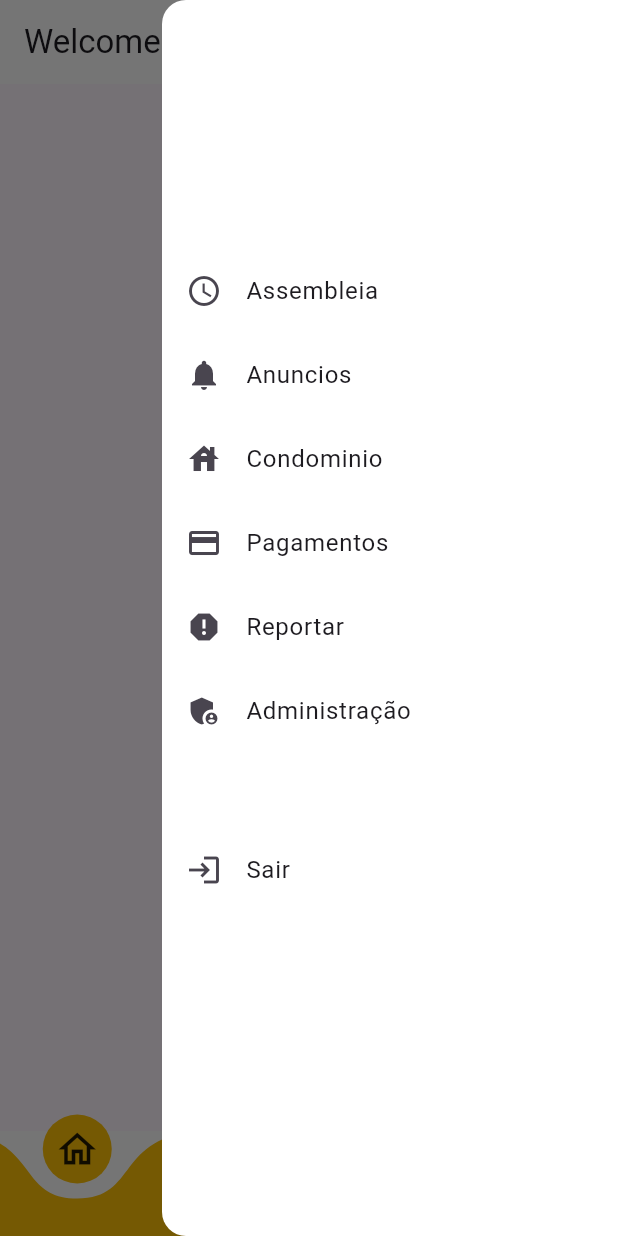
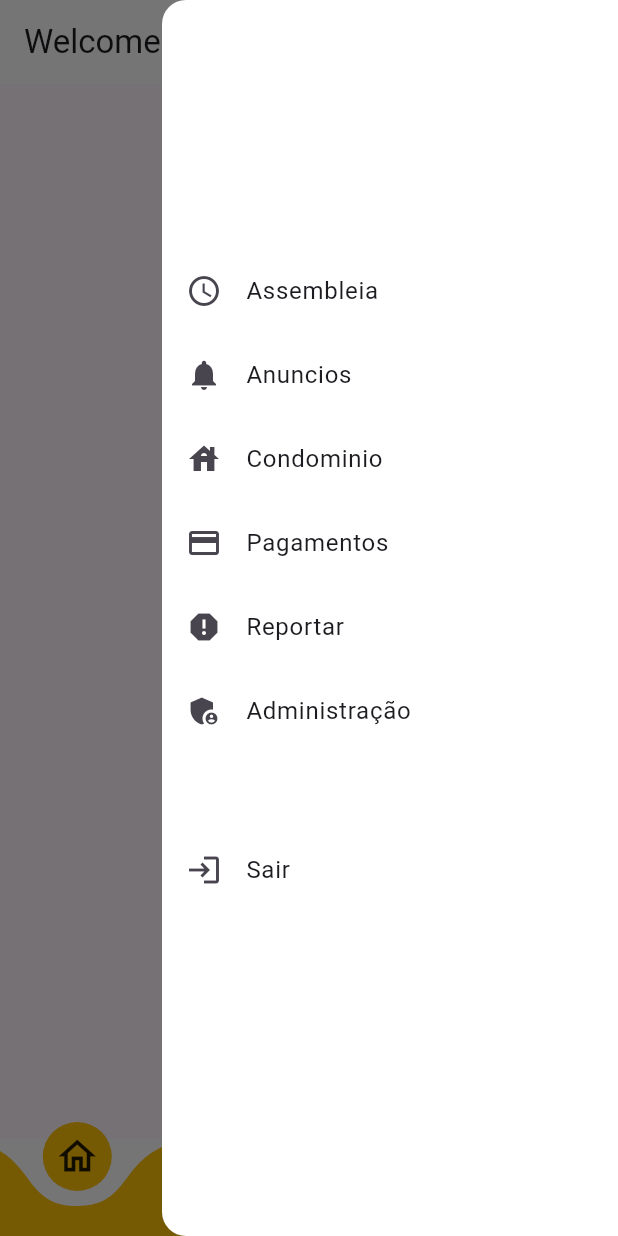
Before and after one commit to Seltius/CondoApp, a Flutter app: the PlaceHolderPage screen opened by its route, with the side drawer open, on a phone screen of 412 x 824 dp. Run offline on Flutter 3.47's test engine with Material 3 defaults, Android fonts, the light colour scheme and no system bars; drawn by our look-alikes of curved_navigation_bar; our stand-ins replace get, share, shared_preferences; missing offline and left inert: flutter_pdfview; accounts and stored records are empty.

Commit message:
Add some tweaks

```diff
--- a/lib/views/placeholder_page.dart
+++ b/lib/views/placeholder_page.dart
@@ -81,14 +81,14 @@ class _PlaceHolderPage extends State<PlaceHolderPage>{
             child: [ // IMPORTANT - SAME AMOUNT AS CURVED_NAVIGATION_BAR
               const HomePage(),
               const VotePage(),
-              DocumentsPage(),
+              const DocumentsPage(),
               const SettingsPage()
             ][currentIndex],
           )
         ),
         bottomNavigationBar: CurvedNavigationBar(
           index: currentIndex,
-          height: 70,
+          height: 65,
           items: navItems,
           color: Colors.amber,
           buttonBackgroundColor: Colors.amber,
```
